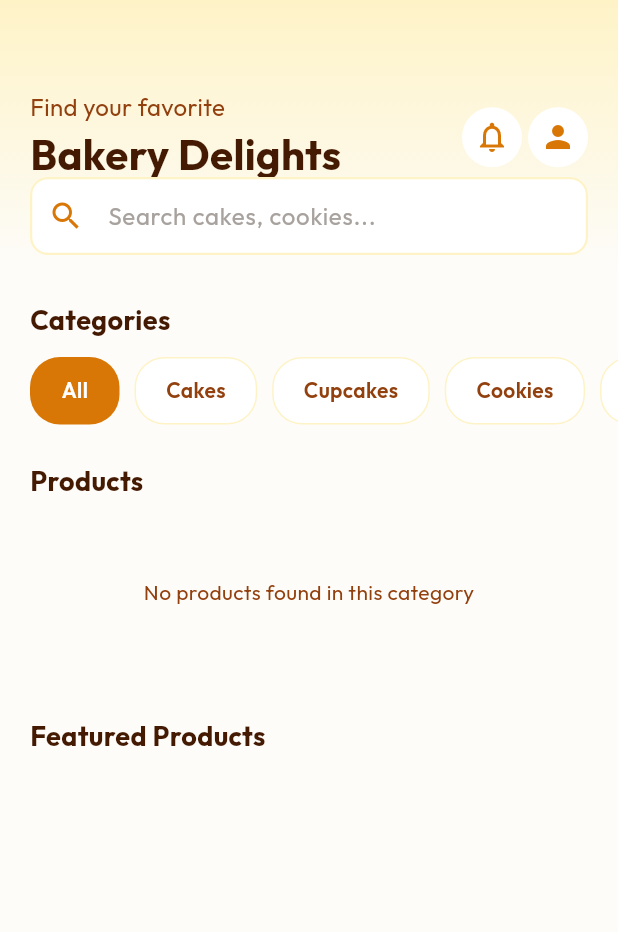
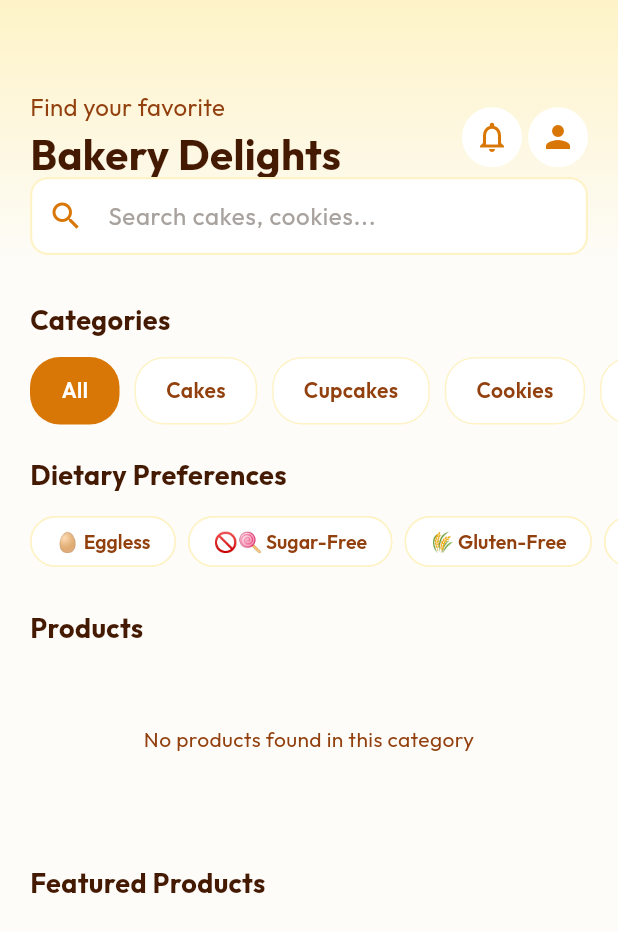
Before and after one commit to sanashoukat09/BakeSmart, a Flutter app: the CustomerHomeScreen screen opened by its route, on a phone screen of 412 x 824 dp. Shown: the top 932 px of the screen. Run offline on Flutter 3.47's test engine with Material 3 defaults, Android fonts, the light colour scheme and no system bars; our stand-ins replace cached_network_image, cloud_firestore, firebase_auth, firebase_core, firebase_messaging, fl_chart and 8 more; accounts and stored records are empty.

Commit message:
Implement robust dietary preference filtering on customer home screen

```diff
--- a/lib/screens/customer/customer_home_screen.dart
+++ b/lib/screens/customer/customer_home_screen.dart
@@ -147,6 +147,58 @@ class CustomerHomeScreen extends ConsumerWidget {
                                 fontWeight: FontWeight.w600,
                               ),
                             ),
+                          ),
+                        ),
+                      );
+                    },
+                  ),
+                ),
+
+                // Dietary Preference Chips
+                const Padding(
+                  padding: EdgeInsets.fromLTRB(20, 20, 20, 12),
+                  child: Text('Dietary Preferences', style: TextStyle(fontSize: 18, fontWeight: FontWeight.bold, color: Color(0xFF451A03))),
+                ),
+                SizedBox(
+                  height: 40,
+                  child: ListView.builder(
+                    scrollDirection: Axis.horizontal,
+                    padding: const EdgeInsets.only(left: 20),
+                    itemCount: AppConstants.dietaryLabels.length,
+                    itemBuilder: (context, i) {
+                      final label = AppConstants.dietaryLabels[i];
+                      final isSelected = filter.dietaryLabels.contains(label);
+
+                      // Icon mapping
+                      String icon = '';
+                      if (label == 'Eggless') icon = '🥚';
+                      if (label == 'Sugar-Free') icon = '🚫🍭';
+                      if (label == 'Gluten-Free') icon = '🌾';
+                      if (label == 'Nut-Free') icon = '🥜';
+
+                      return Padding(
+                        padding: const EdgeInsets.only(right: 8),
+                        child: FilterChip(
+                          label: Text('$icon $label', style: TextStyle(
+                            color: isSelected ? Colors.white : const Color(0xFF92400E),
+                            fontSize: 13,
+                          )),
+                          selected: isSelected,
+                          onSelected: (val) {
+                            final newList = List<String>.from(filter.dietaryLabels);
+                            if (val) {
+                              newList.add(label);
+                            } else {
+                              newList.remove(label);
+                            }
+                            ref.read(storeFilterProvider.notifier).state = filter.copyWith(dietaryLabels: newList);
+                          },
+                          selectedColor: const Color(0xFFD97706),
+                          checkmarkColor: Colors.white,
+                          backgroundColor: Colors.white,
+                          shape: RoundedRectangleBorder(
+                            borderRadius: BorderRadius.circular(20),
+                            side: BorderSide(color: isSelected ? Colors.transparent : const Color(0xFFFEF3C7)),
                           ),
                         ),
                       );
```
Also changed, not shown: lib/providers/store_provider.dart (+58 -75 lines).
